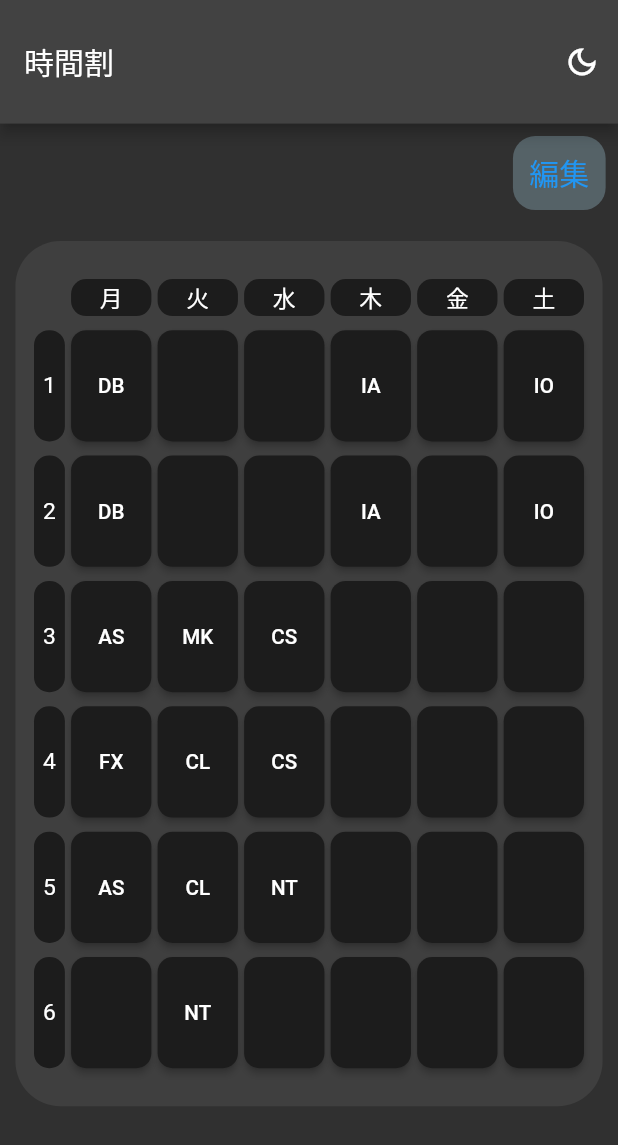
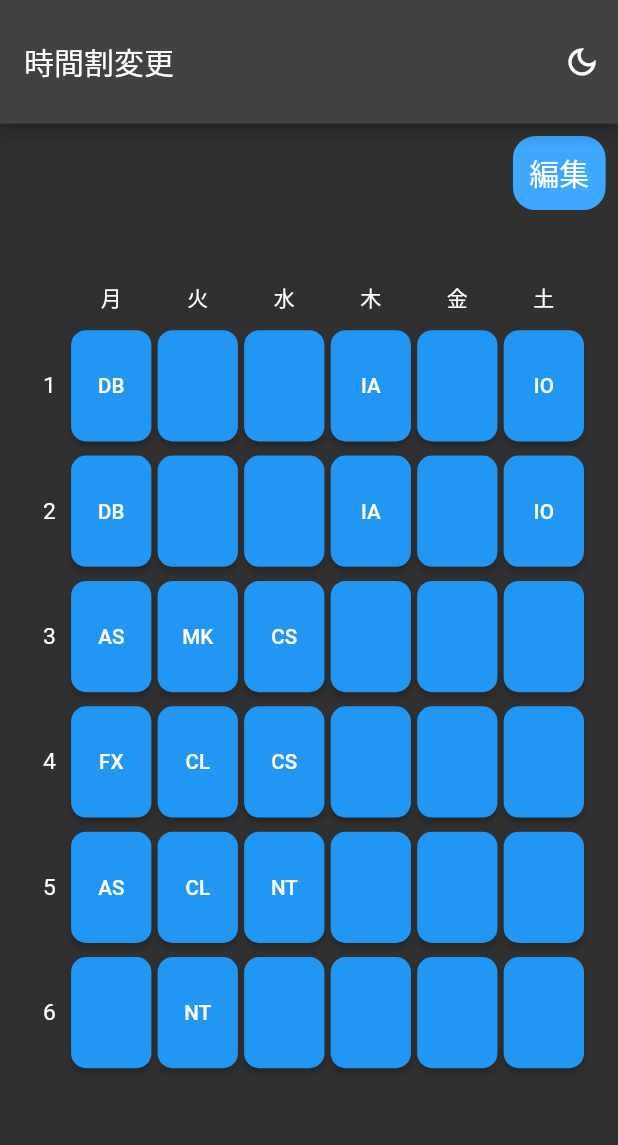
Before and after one commit to ohs-it2022/StudentSupport, a Flutter app: the screen it shows after launch, after a tap on "編集", on a phone screen of 412 x 824 dp. Shown: the top 1145 px of the screen. Run offline on Flutter 3.47's test engine with Material 2 defaults, Android fonts, the light colour scheme and no system bars; our stand-ins replace auto_route, shared_preferences, table_calendar; missing offline and left inert: app_settings.

Commit message:
テーマカラーに対応, オーバーレイ表示時の骨格作成

```diff
--- a/lib/src/screens/timeTable/TT_sample.dart
+++ b/lib/src/screens/timeTable/TT_sample.dart
@@ -2,6 +2,7 @@
 import 'package:student_support/src/sample.dart';
 import 'package:student_support/src/screens/timeTable/TT_change.dart';
 import 'package:student_support/src/screens/timeTable/form.dart';
+import 'package:student_support/src/time_table_model.dart';
 
 class TimeTableWidget extends StatelessWidget {
   final mode;
@@ -30,7 +31,7 @@
                 children: [
                   _TTNum(txt: '${i+1}'),
                   for (int dayOfWeek=0;dayOfWeek<6;dayOfWeek++)
-                    _TTElem(txt: testTimeTable[dayOfWeek][i], num: i, dayOfWeek: dayOfWeek, mode: mode),
+                    _TTElem(txt: testTimeTable[dayOfWeek][i], time: i, dayOfWeek: dayOfWeek, mode: mode),
                 ],
               ),
             },
@@ -42,18 +43,16 @@
 }
 
 
-const double dayHeight = 0.03;  // 曜日の要素の高さ
-const double dayWidth = 0.13;   // 曜日の要素の横幅
-const double numHeight = 0.09;  // 時間の要素の高さ
-const double numWidth = 0.05;   // 時間の要素の横幅
+const double dayHeight  = 0.03;  // 曜日の要素の高さ
+const double dayWidth   = 0.13;  // 曜日の要素の横幅
+const double numHeight  = 0.09;  // 時間の要素の高さ
+const double numWidth   = 0.05;  // 時間の要素の横幅
 
 final elemDecoration = BoxDecoration(
-  color: bgColor1,
   borderRadius: BorderRadius.circular(10)
 );
 
 final sectionDecoration = BoxDecoration(
-  color: bgColor2,
   borderRadius: BorderRadius.circular(30),
 );
 
@@ -70,7 +69,8 @@
       width: screenSize.width * dayWidth,
       decoration: elemDecoration,
       child: Center(
-        child: Text(txt, style: TextStyle(fontSize: screenSize.width/27),),
+        // screenSize.width/27
+        child: Text(txt),
       ),
     );
   }
@@ -101,7 +101,6 @@
   shape: RoundedRectangleBorder(
     borderRadius: BorderRadius.circular(10)
   ),
-  backgroundColor: bgColor1,
   padding: const EdgeInsets.all(0)
 );
 
@@ -123,10 +122,10 @@
 
 class _TTElem extends StatefulWidget {
   final String txt;
-  final int num;
+  final int time;
   final dayOfWeek;
   final mode;
-  const _TTElem({super.key, required this.txt, required this.num, required this.dayOfWeek, required this.mode});
+  const _TTElem({super.key, required this.txt, required this.time, required this.dayOfWeek, required this.mode});
 
   @override
   State<_TTElem> createState() => __TTElemState();
@@ -140,16 +139,32 @@
       height: screenSize.height * numHeight,
       width: screenSize.width * dayWidth,
       child: ElevatedButton(
-        onPressed: () {
+        onPressed: () async {
           if (widget.mode=="browse"){
-            showOverlayTT(context);
+            // TODO: オーバーレイがこの状態だと表示されない
+            FutureBuilder(
+              future: getSubject(0, widget.dayOfWeek, widget.time),
+              builder: (context, snapshot) {
+                if (snapshot.hasData) {
+                  showOverlayTT(context, snapshot.data!);
+                } else if (snapshot.hasError) {
+                  showError(context, const Text("予期しないエラーが発生しました。"));
+                } else {
+                  showDialog(
+                      context: context,
+                      barrierDismissible: false,
+                      builder: (_) => const Center(child: CircularProgressIndicator())
+                  );
+                }
+                return const Text("");
+              },
+            );
           }else if(widget.mode=="edit"){
             Navigator.push(
               context,
-              MaterialPageRoute(builder: (context) => FormPage(num: widget.num, dayOfWeek: widget.dayOfWeek, weekTimeTable: testTimeTable))
+              MaterialPageRoute(builder: (context) => FormPage(num: widget.time, dayOfWeek: widget.dayOfWeek, weekTimeTable: testTimeTable))
             );
           }
-
         },
         style: btnStyle,
         child: Text(widget.txt,style: TextStyle(fontSize: screenSize.width/30),)
@@ -157,26 +172,50 @@
     );
   }
 }
-// オーバーレイ
-OverlayEntry overlayEntryTT = OverlayEntry(
+
+Future showError(context, Widget? content) {
+  return showDialog(
+      context: context,
+      builder: (context) {
+        return AlertDialog(
+          title: const Text("エラー"),
+          content: content,
+          actions: [
+            TextButton(onPressed:() {}, child: const Text("OK"))
+          ],
+        );
+      }
+  );
+}
+
+Future<SubjectModel> getSubject(int id, int day, int time) async {
+  final storage = TTsStorage();
+  return await storage.read(id, day, time);
+}
+
+OverlayEntry getEntry(SubjectModel content){
+  return OverlayEntry(
       builder: (BuildContext context) {
         return BottomOverlay(
-      height: 0.6,
-      content: const TTOverlay(),
+            height: 0.4,
+            content: TTOverlay(childContent: content),
             hideFunc: hideOverlayTT
         );
       }
   );
+}
 
-void showOverlayTT(BuildContext context){
-  Overlay.of(context).insert(overlayEntryTT);
+void showOverlayTT(BuildContext context, SubjectModel content) {
+  print("ShowOverlay!!!!!!!!!!!!");
+  Overlay.of(context).insert(getEntry(content));
 }
-void hideOverlayTT() {
-  overlayEntryTT.remove();
+void hideOverlayTT(overlayInstance) {
+  overlayInstance.remove();
 }
 
 class TTOverlay extends StatefulWidget {
-  const TTOverlay({super.key});
+  final SubjectModel childContent;
+  const TTOverlay({super.key, required this.childContent});
 
   @override
   State<TTOverlay> createState() => _TTOverlayState();
@@ -185,6 +224,6 @@
 class _TTOverlayState extends State<TTOverlay> {
   @override
   Widget build(BuildContext context) {
-    return Center(child: Text('AA'),);
+    return const Center(child: Text('AA'),);
   }
 }
```
Lines whose indentation alone changed are shown as unchanged.
